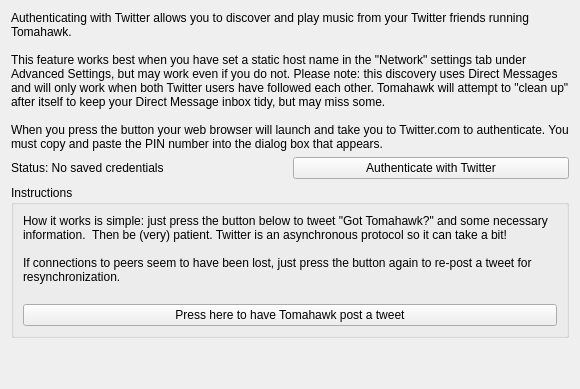
Qt form src/sip/twitter/twitterconfigwidget.ui (tomahawk-player/tomahawk) before a commit.
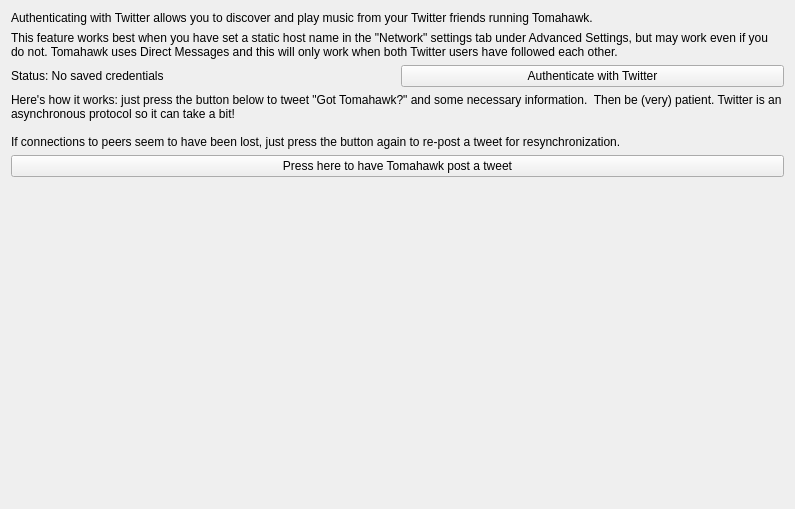
The same form after that commit.

Commit message:
shrink the twitter config dialog a bit.
The text didn't fit by default in on OS X. Removed the groupbox as it made huge margins and cut off text.
Removed some text, and reworked some of the contents of a qlabel into another qlabel because multiline
qlabels fail at layouting

Diff of the .ui file:
```diff
--- a/src/sip/twitter/twitterconfigwidget.ui
+++ b/src/sip/twitter/twitterconfigwidget.ui
@@ -4,9 +4,14 @@
  <exportmacro/>
  <class>TwitterConfigWidget</class>
  <widget class="QWidget" name="TwitterConfigWidget">
-<attribute name="title">
-       <string>Twitter</string>
-      </attribute>
+  <property name="geometry">
+   <rect>
+    <x>0</x>
+    <y>0</y>
+    <width>795</width>
+    <height>509</height>
+   </rect>
+  </property>
       <layout class="QVBoxLayout" name="verticalLayout_10">
        <item>
         <layout class="QVBoxLayout" name="twitterVertLayout">
@@ -19,11 +24,17 @@
             </sizepolicy>
            </property>
            <property name="text">
-            <string>Authenticating with Twitter allows you to discover and play music from your Twitter friends running Tomahawk.
-
-This feature works best when you have set a static host name in the &quot;Network&quot; settings tab under Advanced Settings, but may work even if you do not. Please note: this discovery uses Direct Messages and will only work when both Twitter users have followed each other. Tomahawk will attempt to &quot;clean up&quot; after itself to keep your Direct Message inbox tidy, but may miss some.
-
-When you press the button your web browser will launch and take you to Twitter.com to authenticate. You must copy and paste the PIN number into the dialog box that appears.</string>
+        <string>Authenticating with Twitter allows you to discover and play music from your Twitter friends running Tomahawk.</string>
+       </property>
+       <property name="wordWrap">
+        <bool>true</bool>
+       </property>
+      </widget>
+     </item>
+     <item>
+      <widget class="QLabel" name="label_2">
+       <property name="text">
+        <string>This feature works best when you have set a static host name in the &quot;Network&quot; settings tab under Advanced Settings, but may work even if you do not. Tomahawk uses Direct Messages and this will only work when both Twitter users have followed each other.</string>
            </property>
            <property name="wordWrap">
             <bool>true</bool>
@@ -54,20 +65,11 @@
         </layout>
        </item>
        <item>
-        <widget class="QGroupBox" name="twitterInstructionsBox">
-         <property name="title">
-          <string>Instructions</string>
-         </property>
-         <layout class="QVBoxLayout" name="verticalLayout_12">
-          <item>
-           <layout class="QVBoxLayout" name="twitterInstructionsVLayout">
-            <item>
              <widget class="QLabel" name="twitterInstructionsInfoLabel">
               <property name="text">
-               <string>How it works is simple: just press the button below to tweet &quot;Got Tomahawk?&quot; and some necessary information.  Then be (very) patient. Twitter is an asynchronous protocol so it can take a bit!
+      <string>Here's how it works: just press the button below to tweet &quot;Got Tomahawk?&quot; and some necessary information.  Then be (very) patient. Twitter is an asynchronous protocol so it can take a bit!
 
-If connections to peers seem to have been lost, just press the button again to re-post a tweet for resynchronization.
-</string>
+If connections to peers seem to have been lost, just press the button again to re-post a tweet for resynchronization.</string>
               </property>
               <property name="wordWrap">
                <bool>true</bool>
@@ -81,11 +83,6 @@
               </property>
              </widget>
             </item>
-           </layout>
-          </item>
-         </layout>
-        </widget>
-       </item>
        <item>
         <spacer name="twitterVertSpacer">
          <property name="orientation">
```
Left out of the diff: 6 changed lines with no effect on the pictures. Lines whose indentation alone changed are shown as unchanged. The commit also changes 1 other file.
